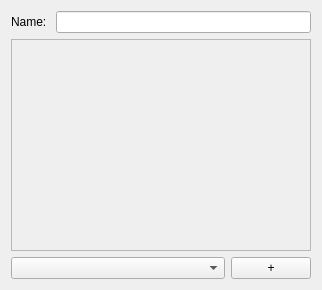
Above: sandbox/UI/ObjectEditor/ObjectEditor.ui from Lonartie/GraphicsSandbox before the change. Below: the same form after it.
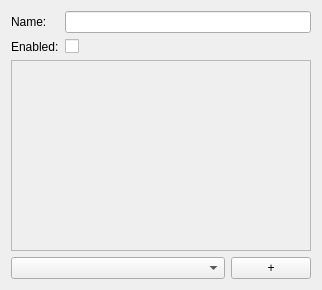
That is the form after the change.

Commit message: enable/disable objects

What changed in the file:
```diff
--- a/sandbox/UI/ObjectEditor/ObjectEditor.ui
+++ b/sandbox/UI/ObjectEditor/ObjectEditor.ui
@@ -21,10 +21,7 @@
      </property>
     </widget>
    </item>
-   <item row="0" column="1">
-    <widget class="QLineEdit" name="name"/>
-   </item>
-   <item row="1" column="0" colspan="2">
+   <item row="2" column="0" colspan="2">
     <widget class="QScrollArea" name="scrollArea">
      <property name="horizontalScrollBarPolicy">
       <enum>Qt::ScrollBarAlwaysOff</enum>
@@ -41,14 +38,14 @@
         <x>0</x>
         <y>0</y>
         <width>302</width>
-        <height>210</height>
+        <height>188</height>
        </rect>
       </property>
       <layout class="QVBoxLayout" name="verticalLayout"/>
      </widget>
     </widget>
    </item>
-   <item row="2" column="0" colspan="2">
+   <item row="3" column="0" colspan="2">
     <layout class="QHBoxLayout" name="horizontalLayout">
      <item>
       <widget class="QComboBox" name="component"/>
@@ -68,6 +65,23 @@
      </item>
     </layout>
    </item>
+   <item row="0" column="1">
+    <widget class="QLineEdit" name="name"/>
+   </item>
+   <item row="1" column="0">
+    <widget class="QLabel" name="label_2">
+     <property name="text">
+      <string>Enabled:</string>
+     </property>
+    </widget>
+   </item>
+   <item row="1" column="1">
+    <widget class="QCheckBox" name="enabled">
+     <property name="text">
+      <string/>
+     </property>
+    </widget>
+   </item>
   </layout>
  </widget>
  <tabstops>
```
The commit also changes 4 other files.
